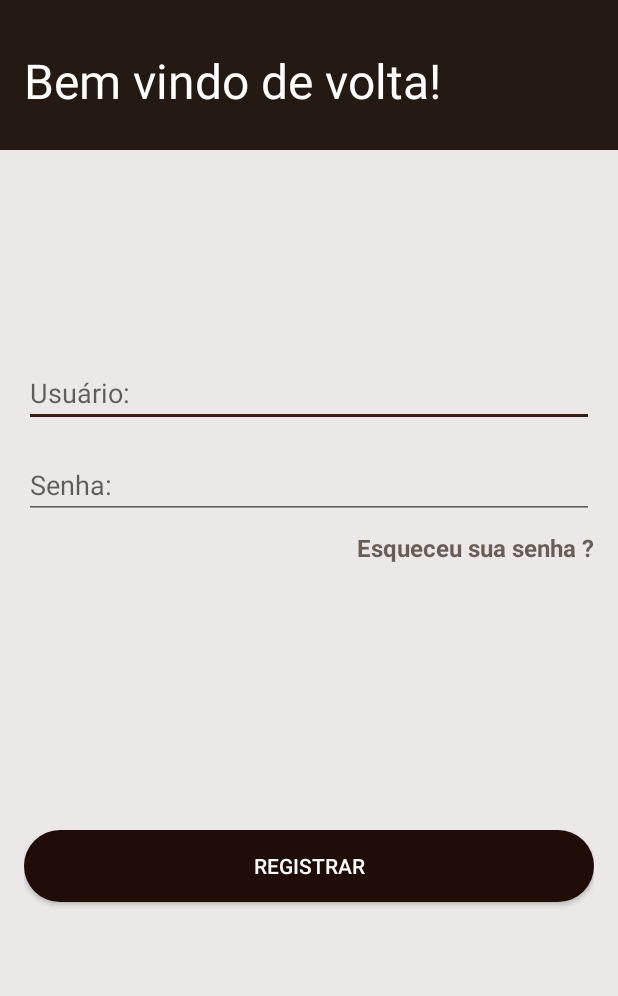
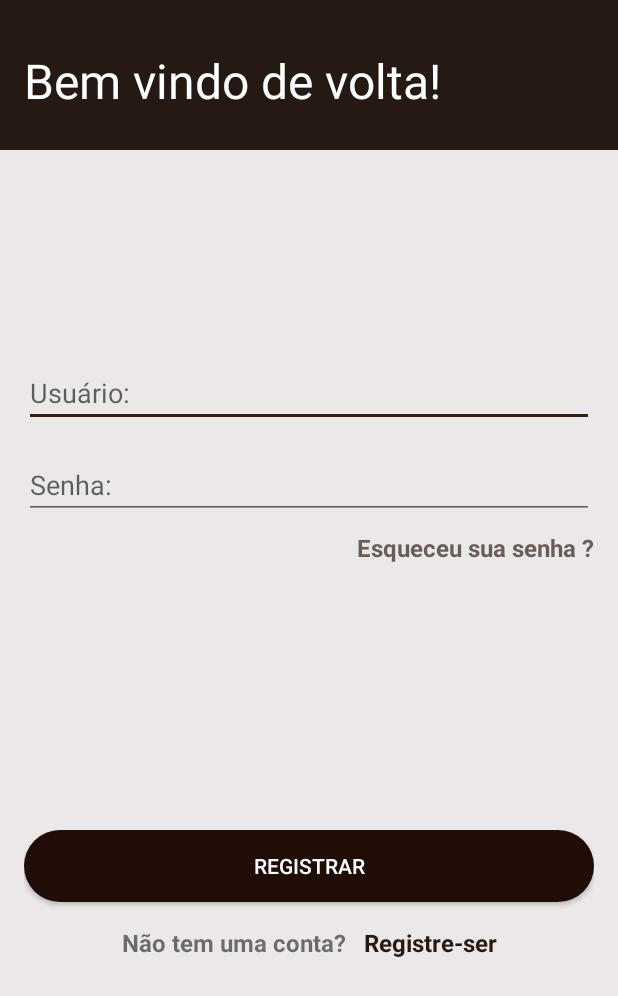
Before and after one commit to matheuspaz123/Cafeteria_001, an Android app: the SignInActivity screen opened directly, with no data from a screen before it, on a phone screen of 412 x 824 dp. Shown: the top 996 px of the screen. Run offline under Robolectric (Android 15) with nearby library versions, the phone set to English and light mode, and no system bars; Roboto replaces fonts that are not available here.

Commit message:
Activity de login local, layout feito

```diff
--- a/app/src/main/res/layout/activity_sign_in.xml
+++ b/app/src/main/res/layout/activity_sign_in.xml
@@ -74,6 +74,32 @@
             app:layout_constraintEnd_toEndOf="parent"
             app:layout_constraintStart_toStartOf="parent"
             app:layout_constraintTop_toBottomOf="@id/password_local" />
+
+        <TextView
+            android:id="@+id/text_sign_in"
+            android:layout_width="wrap_content"
+            android:layout_height="wrap_content"
+            android:text="Não tem uma conta? "
+            android:textSize="16sp"
+            android:textStyle="bold"
+            app:layout_constraintHorizontal_chainStyle="packed"
+            app:layout_constraintLeft_toLeftOf="@id/button_login_local"
+            app:layout_constraintRight_toLeftOf="@id/text_login_to_sign_up"
+            app:layout_constraintTop_toTopOf="@id/text_login_to_sign_up" />
+
+        <TextView
+            android:id="@+id/text_login_to_sign_up"
+            android:layout_width="wrap_content"
+            android:layout_height="wrap_content"
+            android:layout_marginLeft="8dp"
+            android:layout_marginTop="16dp"
+            android:text="Registre-ser"
+            android:textColor="@color/font_marron"
+            android:textSize="16sp"
+            android:textStyle="bold"
+            app:layout_constraintLeft_toRightOf="@id/text_sign_in"
+            app:layout_constraintRight_toRightOf="@id/button_login_local"
+            app:layout_constraintTop_toBottomOf="@id/button_login_local" />
     </androidx.constraintlayout.widget.ConstraintLayout>
 
 </androidx.constraintlayout.widget.ConstraintLayout>
```
